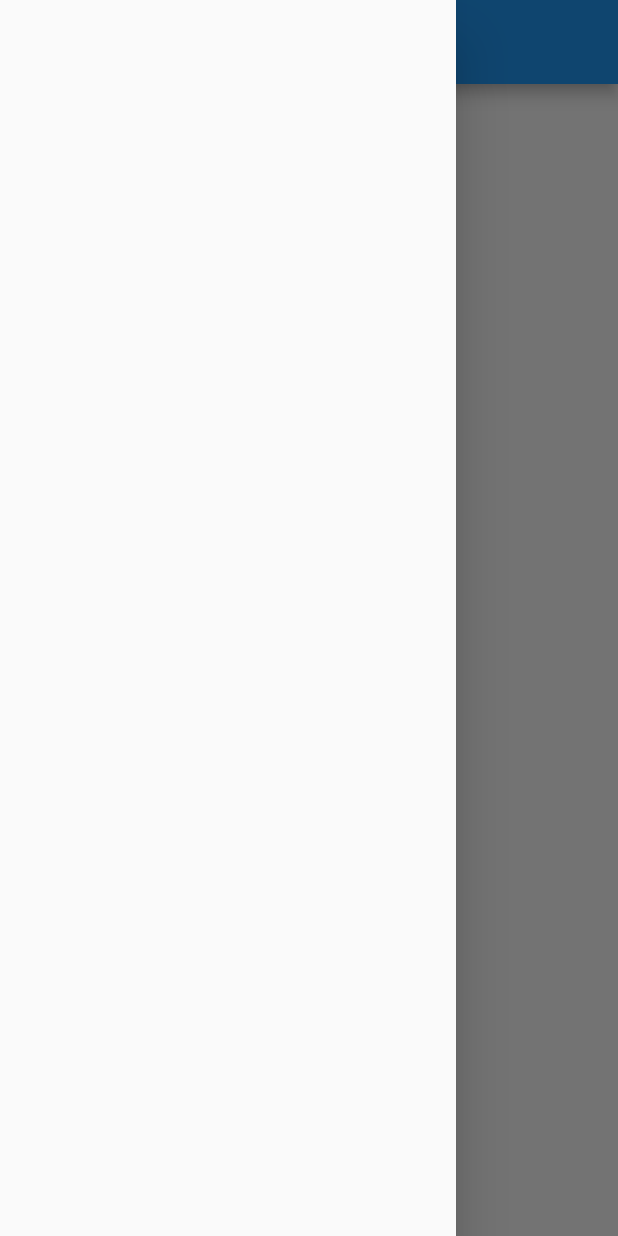
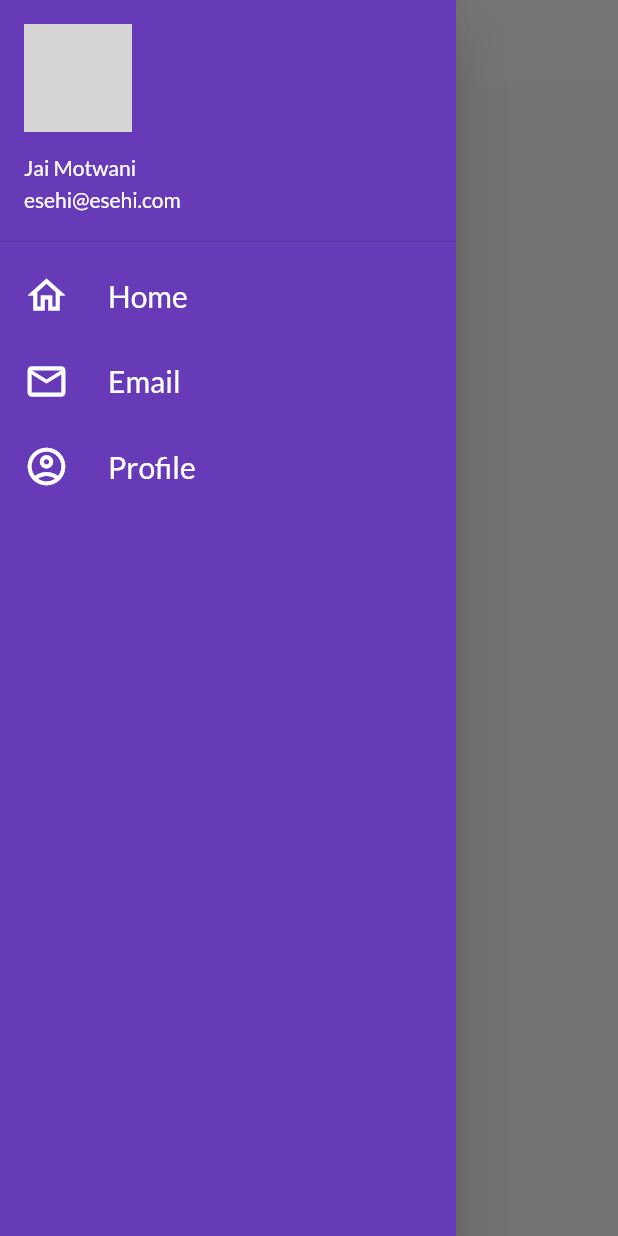
Before and after one commit to Motwani45/CatlogApp, a Flutter app: the screen it shows after launch, with the side drawer open, on a phone screen of 412 x 824 dp. Run offline on Flutter 3.47's test engine with Material 2 defaults, Android fonts, the light colour scheme and no system bars; our stand-ins replace google_fonts; network calls fail; grey boxes are pictures that could not be loaded.

Commit message:
CheckPoint 1(Till chapter 14 of flutter tutorial codepur)

```diff
--- a/lib/main.dart
+++ b/lib/main.dart
@@ -1,15 +1,26 @@
 import 'package:catlog_flutter/pages/HomePage.dart';
+import 'package:catlog_flutter/pages/LoginPage.dart';
+import 'package:catlog_flutter/utils/routes.dart';
+import 'package:catlog_flutter/widgets/themes.dart';
 import 'package:flutter/material.dart';
+import 'package:google_fonts/google_fonts.dart';
 
 void main() {
-  runApp(const MyApp());
+  runApp(MyApp());
 }
 
 class MyApp extends StatelessWidget {
-  const MyApp({Key? key}) : super(key: key);
-
   @override
   Widget build(BuildContext context) {
-    return const HomePage();
+    return MaterialApp(
+      themeMode: ThemeMode.light,
+      theme: MyTheme.lighttheme,
+      darkTheme: MyTheme.darktheme,
+      initialRoute: MyRoutes.homeRoute,
+      routes: {
+        MyRoutes.homeRoute: (context) => HomePage(),
+        MyRoutes.loginRoute: (context) => LoginPage(),
+      },
+    );
   }
 }
--- /dev/null
+++ b/lib/models/catlogconvert.dart
@@ -0,0 +1,61 @@
+// To parse this JSON data, do
+//
+//     final catlogConvert = catlogConvertFromJson(jsonString);
+
+import 'dart:convert';
+
+CatlogConvert catlogConvertFromJson(String str) => CatlogConvert.fromJson(json.decode(str));
+
+String catlogConvertToJson(CatlogConvert data) => json.encode(data.toJson());
+
+class CatlogConvert {
+  CatlogConvert({
+    required this.products,
+  });
+
+  List<Product> products;
+
+  factory CatlogConvert.fromJson(Map<String, dynamic> json) => CatlogConvert(
+    products: List<Product>.from(json["products"].map((x) => Product.fromJson(x))),
+  );
+
+  Map<String, dynamic> toJson() => {
+    "products": List<dynamic>.from(products.map((x) => x.toJson())),
+  };
+}
+
+class Product {
+  Product({
+    required this.id,
+    required this.name,
+    required this.desc,
+    required this.price,
+    required this.color,
+    required this.image,
+  });
+
+  int id;
+  String name;
+  String desc;
+  int price;
+  String color;
+  String image;
+
+  factory Product.fromJson(Map<String, dynamic> json) => Product(
+    id: json["id"],
+    name: json["name"],
+    desc: json["desc"],
+    price: json["price"],
+    color: json["color"],
+    image: json["image"],
+  );
+
+  Map<String, dynamic> toJson() => {
+    "id": id,
+    "name": name,
+    "desc": desc,
+    "price": price,
+    "color": color,
+    "image": image,
+  };
+}
--- a/lib/pages/HomePage.dart
+++ b/lib/pages/HomePage.dart
@@ -1,18 +1,87 @@
+// import 'package:catlog_flutter/models/CatalogClass.dart';
+import 'package:catlog_flutter/models/catlog.dart';
+import 'package:catlog_flutter/widgets/drawer.dart';
+import 'dart:convert';
+import 'package:catlog_flutter/widgets/item_widget.dart';
+import 'package:catlog_flutter/widgets/product_widget_gridview.dart';
 import 'package:flutter/material.dart';
-class HomePage extends StatelessWidget {
+import 'package:flutter/services.dart';
+
+import '../models/catlogconvert.dart';
+import '../widgets/product_widget.dart';
+
+class HomePage extends StatefulWidget {
+  static List<Product> prod = [];
+
   const HomePage({Key? key}) : super(key: key);
 
   @override
+  State<HomePage> createState() => _HomePageState();
+}
+
+class _HomePageState extends State<HomePage> {
+  @override
+  void initState() {
+    super.initState();
+    loadData();
+    // setState(() {
+    //   print("Set State called");
+    // });
+  }
+
+  @override
   Widget build(BuildContext context) {
-    return MaterialApp(
-        home: Scaffold(
-          appBar:AppBar(
-            title: Text("Welcome"),
-          ),
-          body: Center(
-            child: Container(child: Text("First Flutter App")),
-          ),
-          drawer:const Drawer(),
-        ));
+    // loadData();
+    print("build method called");
+    return Scaffold(
+        appBar: AppBar(
+          title: Text("Catlog App"),
+
+          // backgroundColor: Colors.green,
+        ),
+        body: Padding(
+            padding: const EdgeInsets.all(16.0),
+            child:
+                //***GridView***//
+                GridView.count(
+              crossAxisCount: 2,
+              crossAxisSpacing: 4,
+              mainAxisSpacing: 4,
+              shrinkWrap: true,
+              physics:BouncingScrollPhysics(),
+              children: List.generate(HomePage.prod.length,
+                  (index) => ProductWidgetGridView(product: HomePage.prod[index])),
+            )
+
+            // *** ListView.builder(Flutter ka RecyclerView)***//
+            // ListView.builder(
+            //   physics: BouncingScrollPhysics(),
+            //   itemBuilder: (context, index) {
+            //     return
+            //       ProductWidget(
+            //       product:
+            //       HomePage.prod[index],
+            //     );
+            //   },
+            //   itemCount:
+            //   HomePage.prod.length,
+            // )
+            ),
+        drawer: const MyDrawer());
   }
 }
+
+void loadData() async {
+  // await Future.delayed(Duration(seconds: 2),()async{
+  final catalogJson = await rootBundle.loadString("assets/files/catalog.json");
+  final catlogconvert = catlogConvertFromJson(catalogJson);
+  HomePage.prod = catlogconvert.products;
+  print(HomePage.prod);
+
+  // final decodedData=jsonDecode(catalogJson);
+  // final productsData=decodedData["products"];
+  // CatlogItems.items=List.from(productsData).map<Item>((item) => Item.fromMap(item)).toList();
+  // print(CatlogItems.items.length);
+
+  // });
+}
--- /dev/null
+++ b/lib/utils/routes.dart
@@ -0,0 +1,4 @@
+class MyRoutes{
+  static String loginRoute="/login";
+  static String homeRoute="/home";
+}
--- /dev/null
+++ b/lib/widgets/drawer.dart
@@ -0,0 +1,37 @@
+import 'package:flutter/cupertino.dart';
+import 'package:flutter/material.dart';
+
+class MyDrawer extends StatelessWidget {
+  const MyDrawer({Key? key}) : super(key: key);
+  final imageUrl =
+      "https://media-exp1.licdn.com/dms/image/C4D03AQGB9A90nbs8pw/profile-displayphoto-shrink_800_800/0/1640072596858?e=1667433600&v=beta&t=v5UwAu9OdMngeWC2w8Qj0zVPgXJkNmDr0TXnLerSSOQ";
+
+  @override
+  Widget build(BuildContext context) {
+    return Drawer(
+      backgroundColor: Colors.deepPurple,
+      child: ListView(
+        padding: EdgeInsets.zero,
+        children: [
+          DrawerHeader(
+            padding: EdgeInsets.zero,
+            child: UserAccountsDrawerHeader(
+              margin: EdgeInsets.zero,
+              decoration: const BoxDecoration(
+                color: Colors.deepPurple,
+              ),
+              currentAccountPicture:
+              CircleAvatar(backgroundImage: NetworkImage(imageUrl)),
+              accountName: Text("Jai Motwani"),
+              accountEmail: Text("esehi@esehi.com"),
+            ),
+          ),
+          const ListTile(minVerticalPadding:10,leading: Icon(Icons.home_outlined,size:30,color: Colors.white,),title:Text("Home",style: TextStyle(color: Colors.white,fontSize: 20),) ,)
+          ,SizedBox(width: 1,height: 1,),const ListTile(leading: Icon(Icons.email_outlined,size:30,color: Colors.white,),title:Text("Email",style: TextStyle(color: Colors.white,fontSize: 20),) ,)
+          ,SizedBox(width: 1,height: 1,),const ListTile(leading: Icon(Icons.account_circle_outlined,size:30,color: Colors.white,),title:Text("Profile",style: TextStyle(color: Colors.white,fontSize: 20),) ,)
+        ],
+
+      ),
+    );
+  }
+}
--- /dev/null
+++ b/lib/widgets/themes.dart
@@ -0,0 +1,17 @@
+import 'package:flutter/material.dart';
+import 'package:google_fonts/google_fonts.dart';
+
+class MyTheme{
+  static ThemeData lighttheme=ThemeData(
+      primarySwatch: Colors.deepPurple,
+      fontFamily: GoogleFonts
+          .lato()
+          .fontFamily,
+      appBarTheme:const AppBarTheme(color: Colors.white,elevation: 0,iconTheme: IconThemeData(color: Colors.black),
+          titleTextStyle: TextStyle(fontWeight: FontWeight.bold,color: Colors.black,fontSize: 20),
+          toolbarTextStyle: TextStyle(color: Colors.green,fontWeight: FontWeight.bold)));
+  static ThemeData darktheme=ThemeData(
+      brightness: Brightness.dark);
+
+
+}
```
Also changed, not shown: assets/files/catalog.json (added, +172 -0 lines), lib/models/catlog.dart (added, +20 -0 lines), lib/pages/LoginPage.dart (added, +132 -0 lines), lib/widgets/item_widget.dart (added, +36 -0 lines), lib/widgets/product_widget.dart (added, +35 -0 lines), lib/widgets/product_widget_gridview.dart (added, +56 -0 lines), pubspec.yaml (+35 -33 lines), assets/images/hey.png (added), flutter_01.png (added), pubspec.lock, 2 other files.
